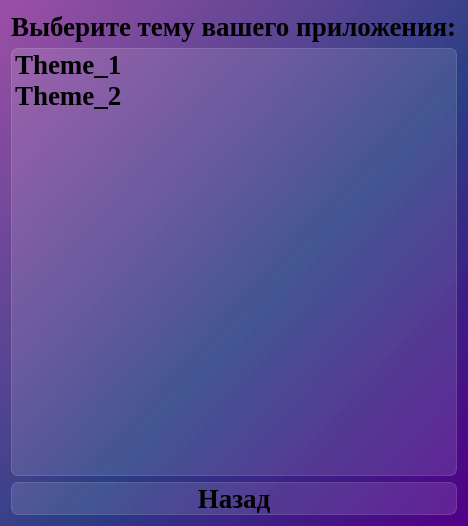
PsychoPo/SE_GTM, file ui/choose_theme.ui: the form before one commit.
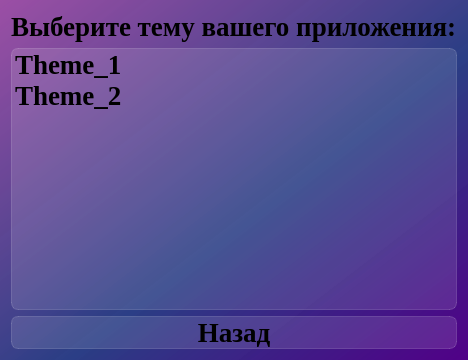
The form after the commit.

```diff
--- a/ui/choose_theme.ui
+++ b/ui/choose_theme.ui
@@ -6,8 +6,8 @@
    <rect>
     <x>0</x>
     <y>0</y>
-    <width>399</width>
-    <height>526</height>
+    <width>354</width>
+    <height>360</height>
    </rect>
   </property>
   <property name="windowTitle">
```
